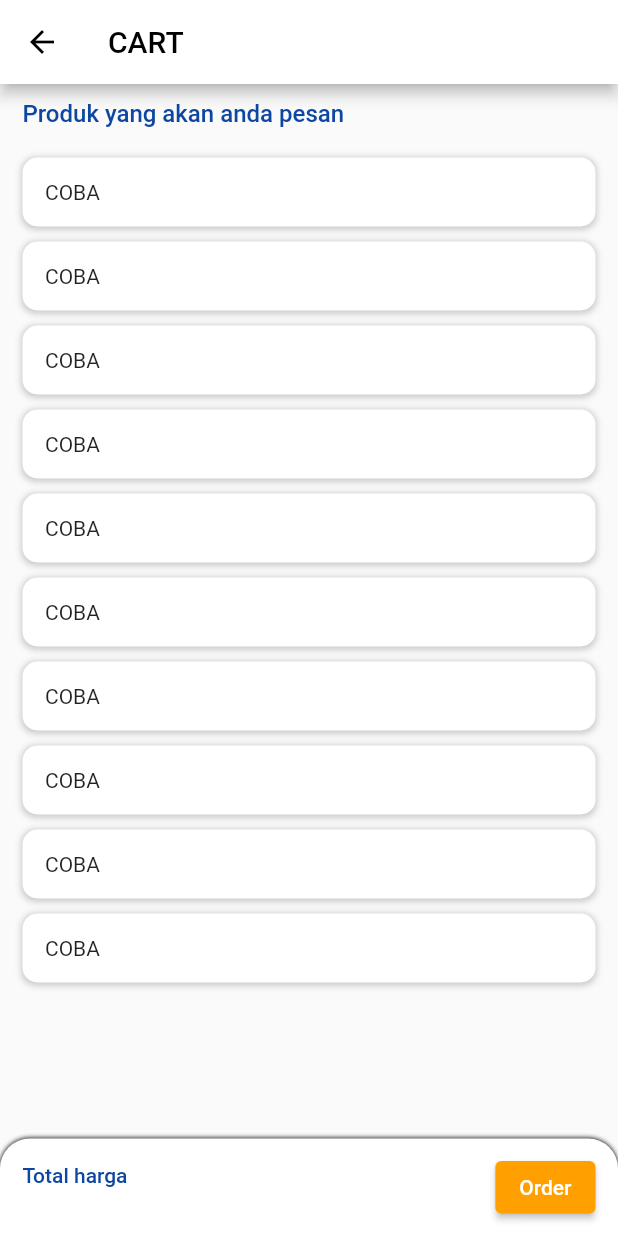
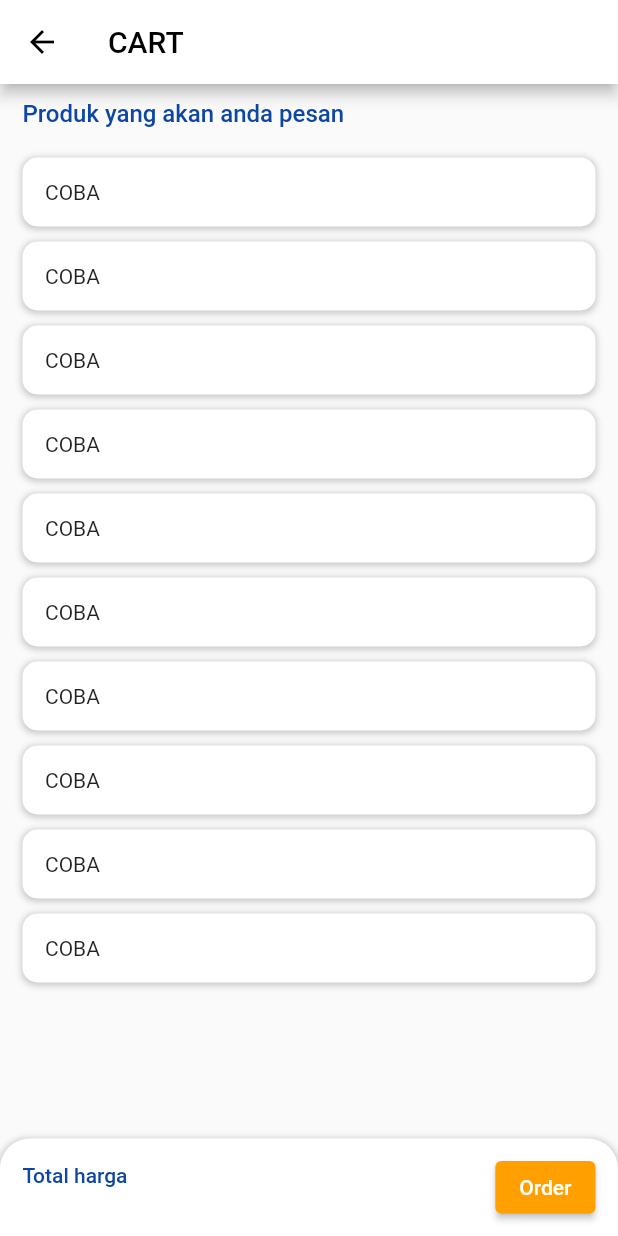
Before and after one commit to arsyad-revo/twiscode_test, a Flutter app: the CartScreen screen opened directly, on a phone screen of 412 x 824 dp. Run offline on Flutter 3.47's test engine with Material 2 defaults, Android fonts, the phone set to English and light mode, and no system bars; our stand-ins replace badges, cached_network_image, page_transition, shared_preferences, shimmer; missing offline and left inert: money2; accounts and stored records are empty; network calls fail.

Commit message:
develop cart bottom

```diff
--- a/lib/screens/cart_screen.dart
+++ b/lib/screens/cart_screen.dart
@@ -56,12 +56,19 @@ class _CartScreenState extends State<CartScreen> {
             )),
             Container(
               padding: const EdgeInsets.all(15),
-              decoration: const BoxDecoration(
-                  borderRadius: BorderRadius.only(
+              decoration: BoxDecoration(
+                  borderRadius: const BorderRadius.only(
                       topLeft: Radius.circular(20),
                       topRight: Radius.circular(20)),
                   color: Colors.white,
-                  boxShadow: [BoxShadow(blurRadius: 2)]),
+                  boxShadow: [
+                    BoxShadow(
+                      color: Colors.grey.withOpacity(0.5),
+                      spreadRadius: 1,
+                      blurRadius: 3,
+                      offset: const Offset(0, 1), // changes position of shadow
+                    ),
+                  ]),
               child: Row(
                 mainAxisAlignment: MainAxisAlignment.spaceBetween,
                 children: [
```
